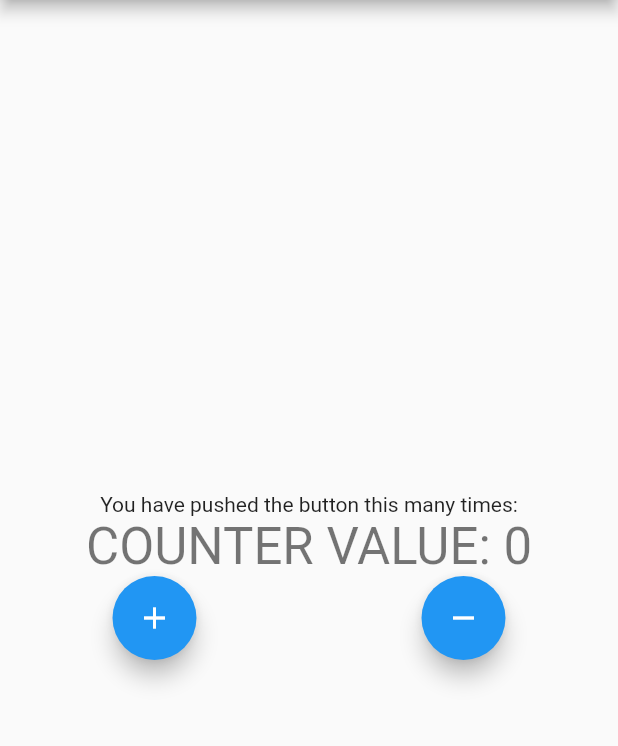
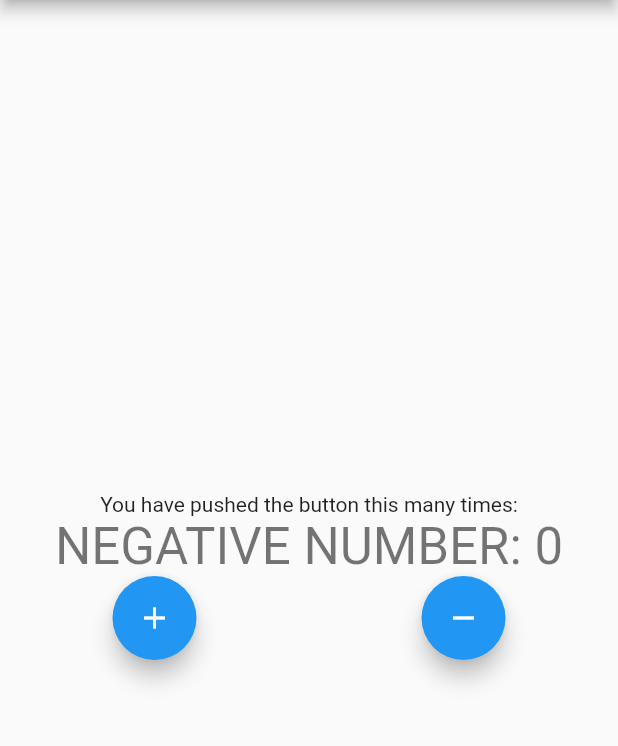
Before and after one commit to Sanakhatun/flutter_bloc_concepts, a Flutter app: the screen it shows after launch, on a phone screen of 412 x 824 dp, the part 84-830 px from its top. Run offline on Flutter 3.47's test engine with Material 2 defaults, Android fonts, the phone set to English and light mode, and no system bars; our stand-ins replace bloc, flutter_bloc.

```diff
--- a/lib/main.dart
+++ b/lib/main.dart
@@ -55,9 +55,20 @@ class _MyHomePageState extends State<MyHomePage> {
             const Text(
               'You have pushed the button this many times:',
             ),
-            Text(
-              'COUNTER VALUE: $_counter',
-              style: Theme.of(context).textTheme.headline4,
+            BlocBuilder<CounterCubit, CounterState>(
+              builder: (context, state) {
+                if (state.counterValue > 0) {
+                  return Text(
+                    'POSITIVE NUMBER: ${state.counterValue.toString()}',
+                    style: Theme.of(context).textTheme.headline4,
+                  );
+                } else {
+                  return Text(
+                    'NEGATIVE NUMBER: ${state.counterValue.toString()}',
+                    style: Theme.of(context).textTheme.headline4,
+                  );
+                }
+              },
             ),
             Row(mainAxisAlignment: MainAxisAlignment.spaceAround, children: [
               FloatingActionButton(
```
